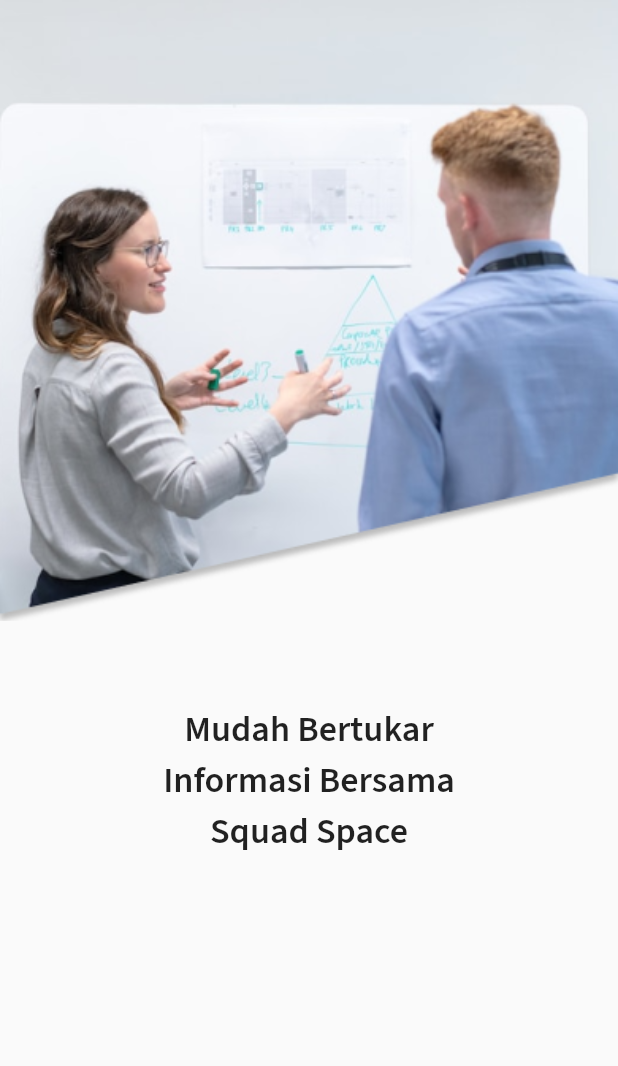
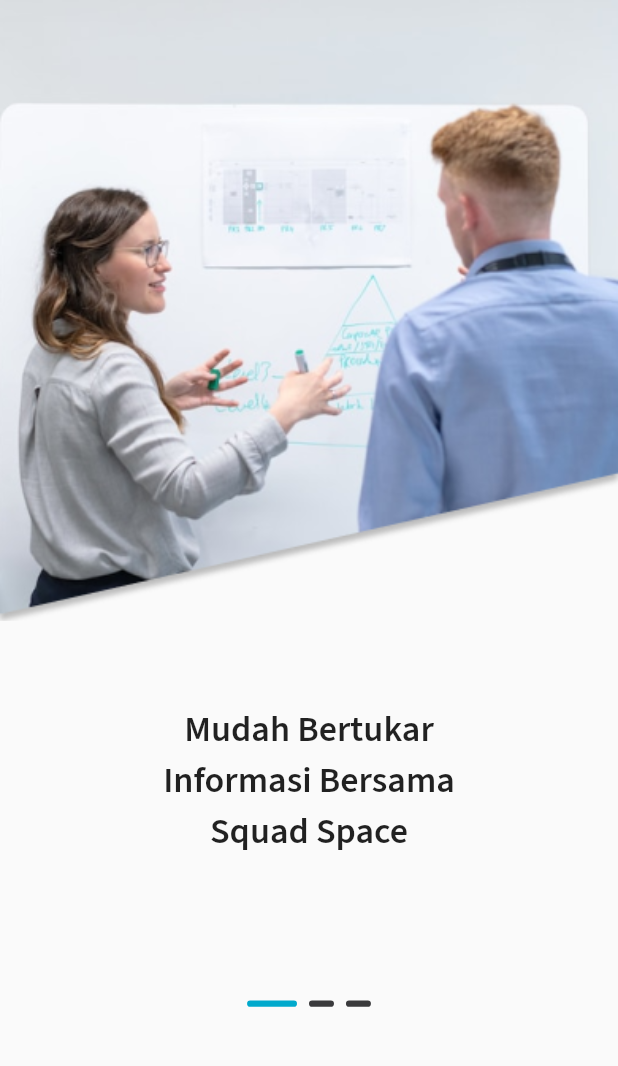
Before and after one commit to Capstone-Project-Kelompok-15/Capstone-Mobile, a Flutter app: the screen it shows after launch, on a phone screen of 412 x 824 dp, the part 137-1203 px from its top. Run offline on Flutter 3.47's test engine with Material 2 defaults, Android fonts, the phone set to English and light mode, and no system bars; drawn by our look-alikes of smooth_page_indicator; our stand-ins replace faker, file_picker, google_fonts, image_picker, open_file, readmore.

Commit message:
Fix Landing Page

```diff
--- a/lib/screen/landing_pages/landing_screen.dart
+++ b/lib/screen/landing_pages/landing_screen.dart
@@ -1,7 +1,10 @@
-import 'package:capstone_mobile/style/color_style.dart';
-import 'package:capstone_mobile/style/font_style.dart';
+import 'package:capstone_mobile/screen/landing_pages/landing_screen_1.dart';
+import 'package:capstone_mobile/screen/landing_pages/landing_screen_3.dart';
 import 'package:flutter/material.dart';
+import 'package:smooth_page_indicator/smooth_page_indicator.dart';
 
+import '../../style/color_style.dart';
+import '../../style/font_style.dart';
 import 'landing_screen_2.dart';
 
 class LandingScreen extends StatefulWidget {
@@ -13,20 +16,36 @@ class LandingScreen extends StatefulWidget {
 }
 
 class _LandingScreenState extends State<LandingScreen> {
+  final PageController _controller = PageController();
+  bool onLastPage = false;
+
   @override
   Widget build(BuildContext context) {
     return Scaffold(
-      body: Stack(
-        children: [
-          Container(
-            width: double.infinity,
-            height: 505,
-            decoration: const BoxDecoration(
-                image: DecorationImage(
-                    image: AssetImage('assets/images/landing_1.png'),
-                    fit: BoxFit.cover)),
+        body: Stack(children: [
+      GestureDetector(
+        onTap: () {
+          _controller.nextPage(
+              duration: const Duration(milliseconds: 300),
+              curve: Curves.easeIn);
+        },
+        child: PageView(
+          controller: _controller,
+          onPageChanged: (index) {
+            setState(() {
+              onLastPage = (index == 2);
+            });
+          },
+          children: const [
+            LandingScreen1(),
+            LandingScreen2(),
+            LandingScreen3()
+          ],
         ),
-          Padding(
+      ),
+      onLastPage
+          ? Container()
+          : Padding(
               padding: const EdgeInsets.only(top: 54, right: 16),
               child: Align(
                 alignment: Alignment.topRight,
@@ -34,13 +53,11 @@ class _LandingScreenState extends State<LandingScreen> {
                   height: 37,
                   width: 113,
                   decoration: BoxDecoration(
-                    color: primary500, borderRadius: BorderRadius.circular(15)),
+                      color: primary500,
+                      borderRadius: BorderRadius.circular(15)),
                   child: TextButton(
                       onPressed: () {
-                      Navigator.pushReplacement(
-                          context,
-                          MaterialPageRoute(
-                              builder: (context) => const LandingScreen2()));
+                        _controller.jumpToPage(2);
                       },
                       child: Text(
                         "Lewati",
@@ -49,22 +66,18 @@ class _LandingScreenState extends State<LandingScreen> {
                 ),
               ),
             ),
-          Center(
-            child: Column(
-              mainAxisAlignment: MainAxisAlignment.end,
-              crossAxisAlignment: CrossAxisAlignment.center,
-              children: [
-                Text(
-                  "Mudah Bertukar\nInformasi Bersama\nSquad Space",
-                  textAlign: TextAlign.center,
-                  style: extraLargeMedium,
-                ),
-                const SizedBox(height: 161.76)
-              ],
-            ),
-          )
-        ],
-      ),
-    );
+      Container(
+          alignment: const Alignment(0, 0.85),
+          child: SmoothPageIndicator(
+            effect: ExpandingDotsEffect(
+                activeDotColor: info500,
+                dotHeight: 4.16,
+                dotWidth: 16.64,
+                expansionFactor: 2,
+                dotColor: const Color(0xFF3A3A3C)),
+            count: 3,
+            controller: _controller,
+          ))
+    ]));
   }
 }
--- /dev/null
+++ b/lib/screen/landing_pages/landing_screen_1.dart
@@ -0,0 +1,50 @@
+import 'package:flutter/material.dart';
+import 'package:flutter/src/widgets/framework.dart';
+import 'package:flutter/src/widgets/placeholder.dart';
+
+import '../../style/color_style.dart';
+import '../../style/font_style.dart';
+import 'landing_screen_2.dart';
+import 'landing_screen_3.dart';
+
+class LandingScreen1 extends StatefulWidget {
+  const LandingScreen1({super.key});
+
+  @override
+  State<LandingScreen1> createState() => _LandingScreen1State();
+}
+
+class _LandingScreen1State extends State<LandingScreen1> {
+  @override
+  Widget build(BuildContext context) {
+    return Scaffold(
+      body: Stack(
+        children: [
+          Container(
+            width: double.infinity,
+            height: 505,
+            decoration: const BoxDecoration(
+                image: DecorationImage(
+                    image: AssetImage('assets/images/landing_1.png'),
+                    fit: BoxFit.cover)),
+          ),
+
+          Center(
+            child: Column(
+              mainAxisAlignment: MainAxisAlignment.end,
+              crossAxisAlignment: CrossAxisAlignment.center,
+              children: [
+                Text(
+                  "Mudah Bertukar\nInformasi Bersama\nSquad Space",
+                  textAlign: TextAlign.center,
+                  style: extraLargeMedium,
+                ),
+                const SizedBox(height: 161.76)
+              ],
+            ),
+          )
+        ],
+      ),
+    );
+  }
+}
--- a/pubspec.yaml
+++ b/pubspec.yaml
@@ -39,6 +39,7 @@ dependencies:
   # The following adds the Cupertino Icons font to your application.
   # Use with the CupertinoIcons class for iOS style icons.
   cupertino_icons: ^1.0.2
+  smooth_page_indicator: ^1.1.0
 
 dev_dependencies:
   flutter_test:
```
Also changed, not shown: lib/screen/landing_pages/landing_screen_2.dart (+6 -24 lines), pubspec.lock. Lines whose indentation alone changed are shown as unchanged.
